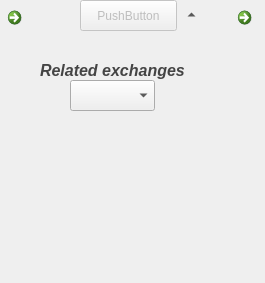
This is widgetqmfobject.ui in ErnieAllen/XView as Qt 5 draws it before an edit. The edited form follows.
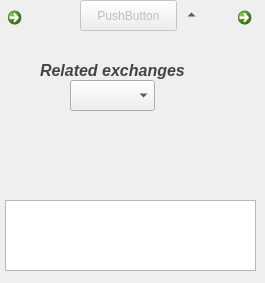
This is the edited form. Custom widgets are drawn as their Qt base class.

Commit message: Draw related list using table  - Show chartable properties as columns  - Allow sorting on those columns  - Override painting of column values and headers Apply Andrew Stitcher's patch to initialize pointer to null

```diff
--- a/widgetqmfobject.ui
+++ b/widgetqmfobject.ui
@@ -264,6 +264,64 @@
     <enum>Qt::UpArrow</enum>
    </property>
   </widget>
+  <widget class="QTableView" name="tableView">
+   <property name="geometry">
+    <rect>
+     <x>5</x>
+     <y>200</y>
+     <width>251</width>
+     <height>71</height>
+    </rect>
+   </property>
+   <property name="horizontalScrollBarPolicy">
+    <enum>Qt::ScrollBarAlwaysOff</enum>
+   </property>
+   <property name="editTriggers">
+    <set>QAbstractItemView::NoEditTriggers</set>
+   </property>
+   <property name="showDropIndicator" stdset="0">
+    <bool>false</bool>
+   </property>
+   <property name="dragEnabled">
+    <bool>false</bool>
+   </property>
+   <property name="dragDropMode">
+    <enum>QAbstractItemView::NoDragDrop</enum>
+   </property>
+   <property name="selectionMode">
+    <enum>QAbstractItemView::SingleSelection</enum>
+   </property>
+   <property name="selectionBehavior">
+    <enum>QAbstractItemView::SelectRows</enum>
+   </property>
+   <property name="horizontalScrollMode">
+    <enum>QAbstractItemView::ScrollPerPixel</enum>
+   </property>
+   <property name="sortingEnabled">
+    <bool>true</bool>
+   </property>
+   <property name="wordWrap">
+    <bool>true</bool>
+   </property>
+   <property name="cornerButtonEnabled">
+    <bool>false</bool>
+   </property>
+   <attribute name="horizontalHeaderCascadingSectionResizes">
+    <bool>true</bool>
+   </attribute>
+   <attribute name="horizontalHeaderHighlightSections">
+    <bool>false</bool>
+   </attribute>
+   <attribute name="horizontalHeaderShowSortIndicator" stdset="0">
+    <bool>true</bool>
+   </attribute>
+   <attribute name="horizontalHeaderStretchLastSection">
+    <bool>true</bool>
+   </attribute>
+   <attribute name="verticalHeaderVisible">
+    <bool>false</bool>
+   </attribute>
+  </widget>
  </widget>
  <customwidgets>
   <customwidget>
```
The commit also changes 18 other files.
